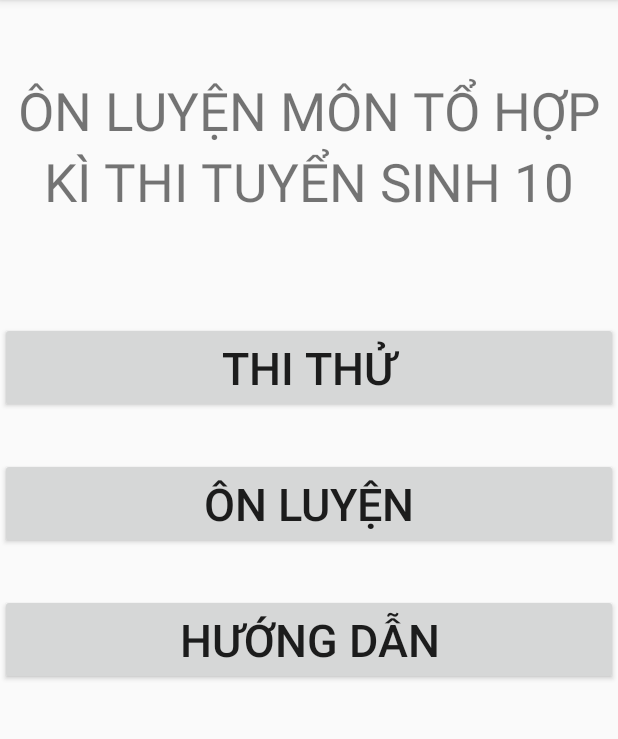
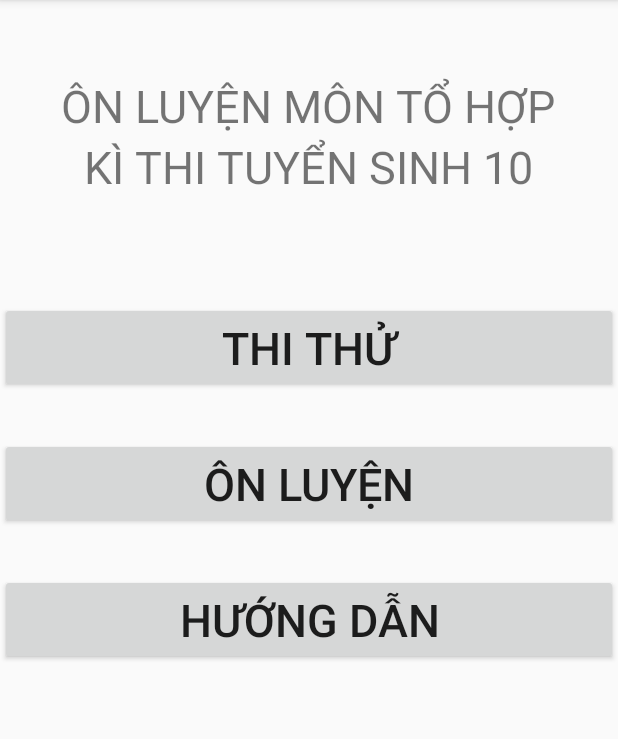
Before and after one commit to LapTrinhLTK/OnThi, an Android app: the screen it shows after launch (MainActivity), on a phone screen of 412 x 824 dp, the part 84-823 px from its top. Run offline under Robolectric (Android 15) with nearby library versions, the phone set to English and light mode, and no system bars; our stand-ins replace Firebase (no records; nobody signed in at launch, a user with empty details on screens opened directly).

Commit message:
thay đổi

```diff
--- a/app/src/main/res/layout/activity_main.xml
+++ b/app/src/main/res/layout/activity_main.xml
@@ -10,7 +10,7 @@
         android:layout_height="wrap_content"
         android:text="ôn luyện môn tổ hợp"
         android:textAllCaps="true"
-        android:textSize="35sp"
+        android:textSize="30sp"
 
         android:layout_centerHorizontal="true"
         android:layout_marginTop="50dp"
@@ -23,7 +23,7 @@
         android:layout_height="wrap_content"
         android:text="kì thi tuyển sinh 10"
         android:textAllCaps="true"
-        android:textSize="35sp"
+        android:textSize="30sp"
 
         android:layout_below="@id/gtchinh1"
         android:layout_centerHorizontal="true"
--- a/app/src/main/res/layout/activity_thi_thu.xml
+++ b/app/src/main/res/layout/activity_thi_thu.xml
@@ -10,7 +10,7 @@
         android:layout_height="wrap_content"
         android:text="hãy chọn bộ đề thi thử"
         android:textAllCaps="true"
-        android:textSize="30dp"
+        android:textSize="25dp"
         android:layout_centerHorizontal="true"
         android:layout_marginTop="100dp"
 
```
